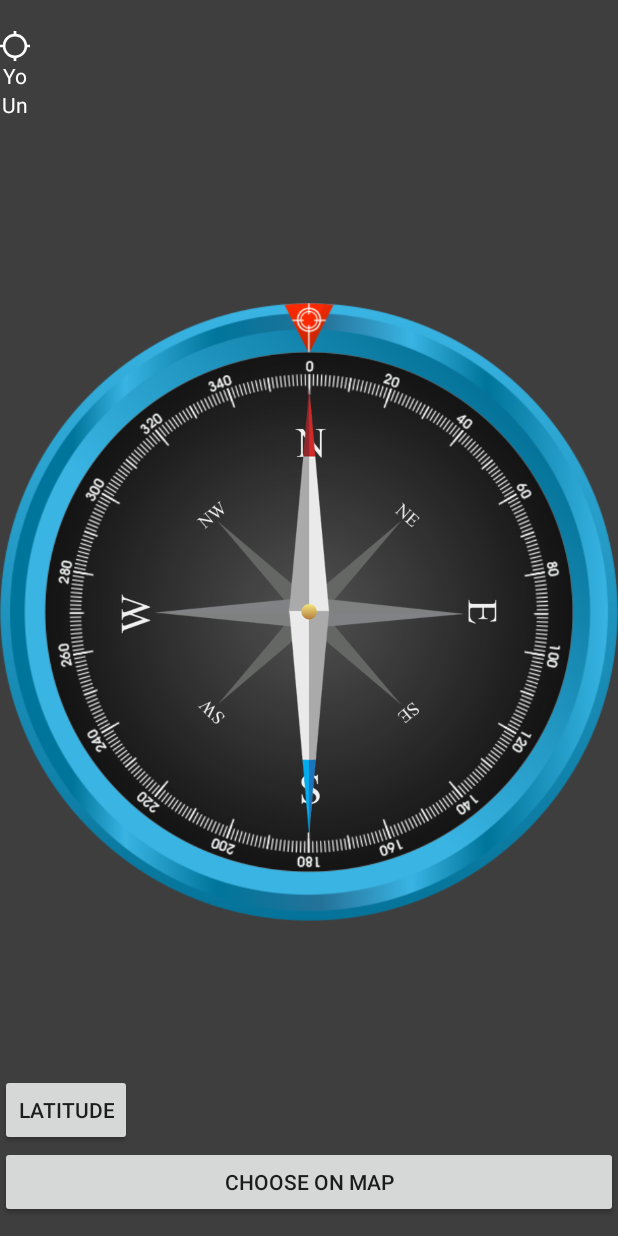
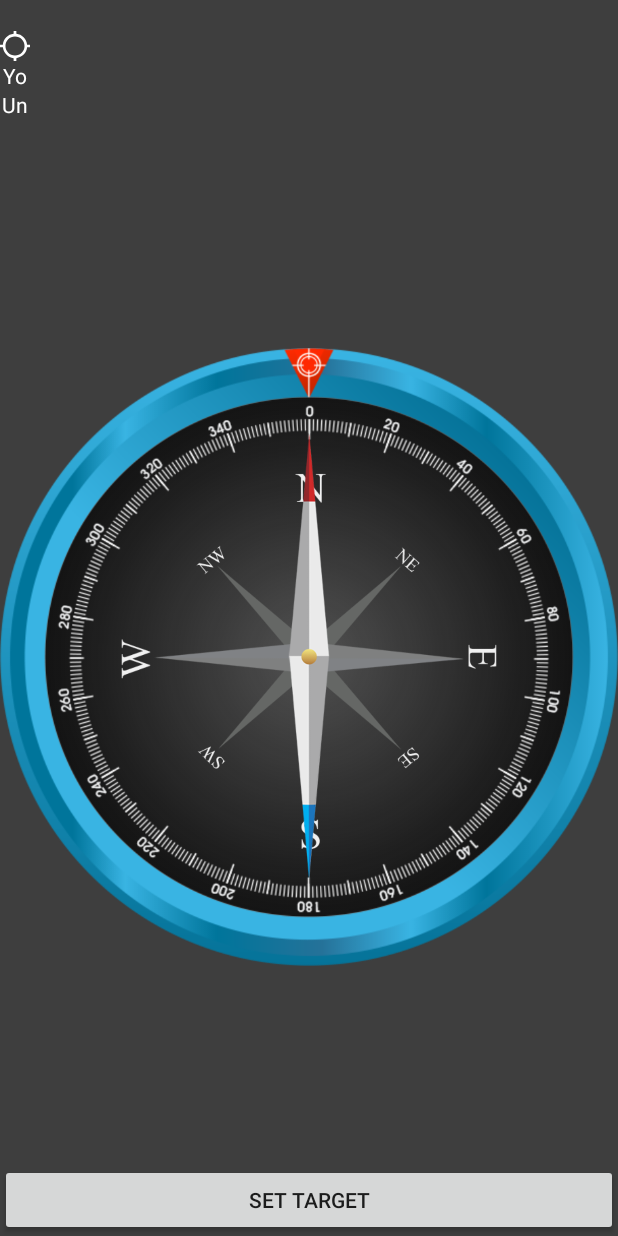
Before and after one commit to Hoymm/CompassNetguru, an Android app: the screen it shows after launch (MainActivity), on a phone screen of 412 x 824 dp. Run offline under Robolectric (Android 15) with nearby library versions, the phone set to English and light mode, and no system bars.

Commit message:
Change footer into single button, type some additional integrated tests

```diff
--- a/app/src/main/java/com/kaizen/hoymm/compassnetguru/ButtonsFrag.java
+++ b/app/src/main/java/com/kaizen/hoymm/compassnetguru/ButtonsFrag.java
@@ -1,5 +1,6 @@
 package com.kaizen.hoymm.compassnetguru;
 
+import android.content.DialogInterface;
 import android.os.Bundle;
 import android.support.annotation.NonNull;
 import android.support.annotation.Nullable;
@@ -14,12 +15,8 @@ import android.widget.Toast;
 
 import static com.kaizen.hoymm.compassnetguru.LocationPermissions.MY_PERMISSIONS_ACCESS_COARSE_LOCATION;
 
-/**
- * Created by Damian Muca (Kaizen) on 05.02.18.
- */
-
 public class ButtonsFrag extends Fragment {
-    private Button latitude, longitude, googleMaps;
+    private Button setTarget;
     private RefreshCords refreshCords;
 
     @Nullable
@@ -36,45 +33,57 @@ public class ButtonsFrag extends Fragment {
     }
 
     private void initObjects(View view) {
-        latitude = view.findViewById(R.id.latitude);
-        longitude = view.findViewById(R.id.longitude);
-        googleMaps = view.findViewById(R.id.googleMaps);
-
+        setTarget = view.findViewById(R.id.latitude);
         refreshCords = (RefreshCords) getActivity();
     }
 
     private void setButtonsActions() {
-        latitude.setOnClickListener(getLatitudeButtonAction());
-        longitude.setOnClickListener(getLongitudeButtonAction());
-        googleMaps.setOnClickListener(getGoogleMapsButtonAction());
+        setTarget.setOnClickListener(getSetTargetButtonAction());
     }
 
-    private View.OnClickListener getLatitudeButtonAction() {
+    private View.OnClickListener getSetTargetButtonAction() {
         return v -> {
             if (LocationPermissions.isCoarseLocPermissionGranted(getContext())){
+                showDialogToPickTargetPointValues();
+            }
+            else
+                LocationPermissions.askForGrantingCoarseLocPermission(getActivity());
+        };
+    }
+
+    private void showDialogToPickTargetPointValues() {
         AlertDialog.Builder builderDialog = new AlertDialog.Builder(getContext());
-
-
         View latLongPickerView = getLatLngView();
         builderDialog.setView(latLongPickerView);
-
         builderDialog.setNegativeButton(R.string.cancel, ((dialog, which) -> {}));
         builderDialog.setPositiveButton(R.string.ok, ((dialog, which) -> {}));
         AlertDialog dialog = builderDialog.create();
+        dialog.setOnShowListener(getPossitiveButtonAction(latLongPickerView, dialog));
+        dialog.show();
+    }
 
-                dialog.setOnShowListener(dialogInterface -> {
+    @NonNull
+    private DialogInterface.OnShowListener getPossitiveButtonAction(View latLongPickerView, AlertDialog dialog) {
+        return dialogInterface -> {
 
             Button button = dialog.getButton(AlertDialog.BUTTON_POSITIVE);
             button.setOnClickListener(view -> {
-                        // TODO Do something
+                try {
+                    tryPorcessWithNewlyInsertedValues(latLongPickerView, dialog);
+                }catch (NumberFormatException e){
+                    alertUserToUseProperDoubleNotation(latLongPickerView);
+                }
+            });
+        };
+    }
 
+    private void tryPorcessWithNewlyInsertedValues(View latLongPickerView, AlertDialog dialog) {
         TextView latText = latLongPickerView.findViewById(R.id.latitudeInput);
         TextView lngText = latLongPickerView.findViewById(R.id.longitudeInput);
         TextView errorText = latLongPickerView.findViewById(R.id.errorMessage);
+
         String latValue = latText.getText().toString();
         String lngValue = lngText.getText().toString();
-
-                        try {
         if (isLatLngInputProper(latValue, lngValue)) {
             DoublePoint newTarget = new DoublePoint(Double.valueOf(latValue), Double.valueOf(lngValue));
             refreshCords.setNewTargetLocation(newTarget);
@@ -84,21 +93,12 @@ public class ButtonsFrag extends Fragment {
             errorText.setVisibility(View.VISIBLE);
             errorText.setText(getString(R.string.too_big_value));
         }
-                            //Dismiss once everything is OK.
-                        }catch (NumberFormatException e){
+    }
+
+    private void alertUserToUseProperDoubleNotation(View latLongPickerView) {
+        TextView errorText = latLongPickerView.findViewById(R.id.errorMessage);
         errorText.setVisibility(View.VISIBLE);
         errorText.setText(getString(R.string.please_user_proper_format_i_e_54_3432));
-                        }
-                    });
-                });
-                dialog.show();
-
-
-                dialog.show();
-            }
-            else
-                LocationPermissions.askForGrantingCoarseLocPermission(getActivity());
-        };
     }
 
     public boolean isLatLngInputProper(String latValue, String lngValue) throws NumberFormatException {
@@ -111,8 +111,7 @@ public class ButtonsFrag extends Fragment {
 
     private View getLatLngView() {
         LayoutInflater layoutInflater = getActivity().getLayoutInflater();
-        View dialogView = layoutInflater.inflate(R.layout.lat_lng_picker_dialog, null);
-        return dialogView;
+        return layoutInflater.inflate(R.layout.lat_lng_picker_dialog, null);
     }
 
     private View.OnClickListener getLongitudeButtonAction() {
--- a/app/src/main/java/com/kaizen/hoymm/compassnetguru/CompassFrag.java
+++ b/app/src/main/java/com/kaizen/hoymm/compassnetguru/CompassFrag.java
@@ -48,14 +48,12 @@ public class CompassFrag extends Fragment {
     }
 
 
-    // TODO write test to check if when null pass as argument does not crash an application
     public void setTargetLocation(DoublePoint newTargetLocation){
         targetLocation = newTargetLocation;
         SP_Data.saveTargetLocation(targetLocation, getActivity());
         tryRefreshTargetImg();
     }
 
-    // TODO write test to check if when null pass as argument does not crash an application
     public void setYourLocation(Location location){
         yourLocation.latitude = location.getLatitude();
         yourLocation.longitude = location.getLongitude();
@@ -76,6 +74,7 @@ public class CompassFrag extends Fragment {
     public void onResume() {
         super.onResume();
         needleView.onResume();
+        destinationPointView.onResume();
     }
 
     @Override
--- a/app/src/main/java/com/kaizen/hoymm/compassnetguru/DestinationPointView.java
+++ b/app/src/main/java/com/kaizen/hoymm/compassnetguru/DestinationPointView.java
@@ -22,6 +22,7 @@ class DestinationPointView {
 
 
     void refreshTargetPositionIfYourAndTargetKnown(DoublePoint from, DoublePoint to) throws NullPointerException {
+        if (from != null && to != null)
             try {
                 performAnimationSetUpTarget(from, to);
             } catch (PointsAreTheSameException e) {
@@ -33,7 +34,6 @@ class DestinationPointView {
     private void performAnimationSetUpTarget(DoublePoint yourPos, DoublePoint targetPos)
             throws PointsAreTheSameException, NullPointerException {
 
-        try{
             float rotateFromAngle = targetImg.getRotation();
             float rotateToAngle = tryGetBearingBetweenPoints(yourPos, targetPos) - 90;
             rotateToAngle = findShortestAnglePath(rotateFromAngle, rotateToAngle);
@@ -48,10 +48,6 @@ class DestinationPointView {
             rotateAnimation.setFillAfter(true);
             targetImg.setAnimation(rotateAnimation);
             targetImg.animate();
-        }
-        catch (NullPointerException e){
-            throw e;
-        }
     }
 
     private float findShortestAnglePath(float rotateFromAngle, float rotateToAngle) {
--- a/app/src/main/res/layout/buttons_frag.xml
+++ b/app/src/main/res/layout/buttons_frag.xml
@@ -1,40 +1,13 @@
 <?xml version="1.0" encoding="utf-8"?>
 <android.support.constraint.ConstraintLayout xmlns:android="http://schemas.android.com/apk/res/android"
-    xmlns:app="http://schemas.android.com/apk/res-auto"
-    xmlns:tools="http://schemas.android.com/tools"
     android:layout_width="match_parent"
     android:layout_height="wrap_content"
     >
-
     <Button
-        android:text="@string/latitude"
+        android:text="@string/set_target"
         android:id="@+id/latitude"
-        android:layout_width="0dp"
+        android:layout_width="match_parent"
         android:layout_height="wrap_content"
-        app:layout_constraintTop_toTopOf="parent"
-        app:layout_constraintLeft_toLeftOf="parent"
-        app:layout_constraintEnd_toStartOf="@+id/longitude"
-        app:layout_constraintHorizontal_weight="1"
         />
 
-    <Button
-        android:text="@string/longitude"
-        android:id="@+id/longitude"
-        android:layout_width="0dp"
-        android:layout_height="wrap_content"
-        app:layout_constraintTop_toTopOf="@+id/latitude"
-        app:layout_constraintBottom_toBottomOf="@+id/latitude"
-        app:layout_constraintLeft_toRightOf="@+id/latitude"
-        app:layout_constraintRight_toRightOf="parent"
-        app:layout_constraintHorizontal_weight="1" />
-
-    <Button
-        android:text="@string/choose_on_map"
-        android:id="@+id/googleMaps"
-        android:layout_width="match_parent"
-        android:layout_height="wrap_content"
-        app:layout_constraintTop_toBottomOf="@+id/latitude"
-        app:layout_constraintLeft_toLeftOf="parent"
-        app:layout_constraintEnd_toEndOf="parent"
-        tools:layout_editor_absoluteX="8dp" />
 </android.support.constraint.ConstraintLayout>
--- a/app/src/main/res/values/strings.xml
+++ b/app/src/main/res/values/strings.xml
@@ -16,4 +16,5 @@
     <string name="too_big_value">Please insert value from interval -180.0 and 180.0</string>
     <string name="ok">OK</string>
     <string name="cancel">Cancel</string>
+    <string name="set_target">Set target</string>
 </resources>
```
Also changed, not shown: app/src/main/java/com/kaizen/hoymm/compassnetguru/SP_Data.java (+12 -6 lines), 2 other files. Lines whose indentation alone changed are shown as unchanged.
